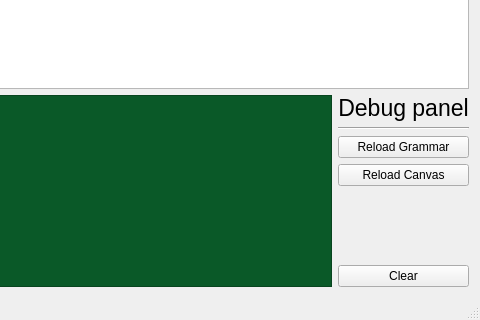
Above: ui/mainwindow.ui from AdUki/Grapedit before the change; both pictures show x 431 to 911 and y 383 to 703 of the 911 by 703 pixel window. Below: the same form after it.
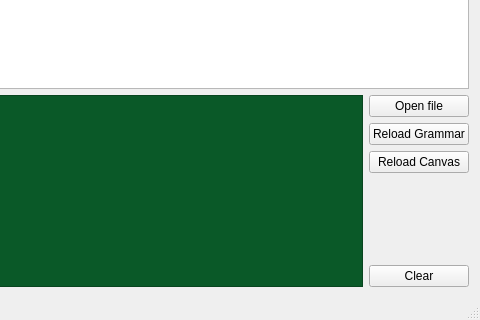
That is the form after the change.

The edit to the form file:
```diff
--- a/ui/mainwindow.ui
+++ b/ui/mainwindow.ui
@@ -45,25 +45,9 @@
       <item>
        <layout class="QVBoxLayout" name="verticalLayout">
         <item>
-         <widget class="QLabel" name="debugPanelLabel">
-          <property name="font">
-           <font>
-            <family>Lucida Grande</family>
-            <pointsize>17</pointsize>
-           </font>
-          </property>
+         <widget class="QPushButton" name="openFileButton">
           <property name="text">
-           <string>Debug panel</string>
-          </property>
-          <property name="alignment">
-           <set>Qt::AlignCenter</set>
-          </property>
-         </widget>
-        </item>
-        <item>
-         <widget class="Line" name="debugPanelLine">
-          <property name="orientation">
-           <enum>Qt::Horizontal</enum>
+           <string>Open file</string>
           </property>
          </widget>
         </item>
```
Left out of the diff: 2 changed lines with no effect on the pictures.
